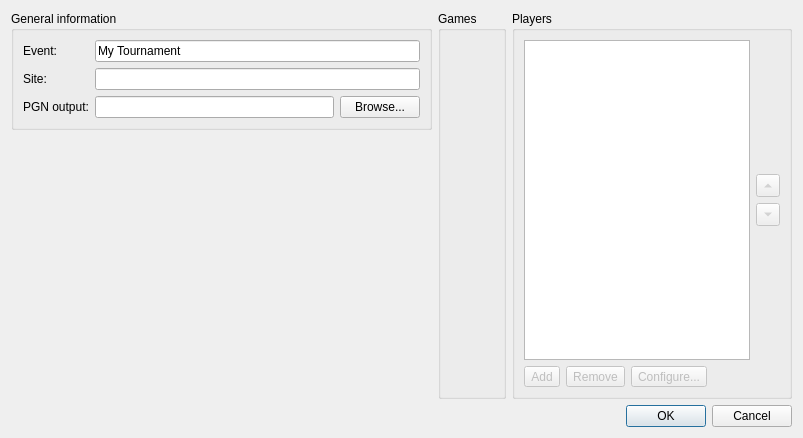
The window that projects/gui/ui/newtournamentdlg.ui (cutechess/cutechess) describes before a commit, drawn with Qt 5.
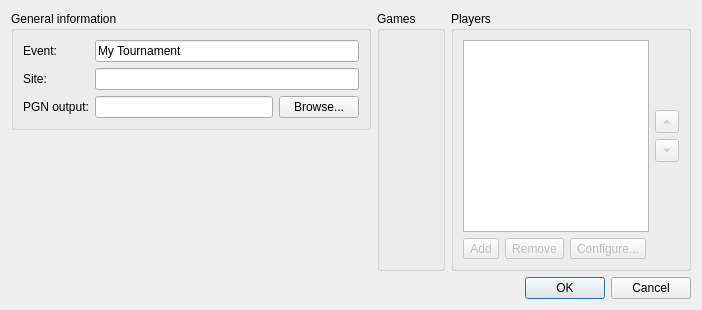
The same window after the commit. Icons and pictures are not drawn. Custom widgets are drawn as their Qt base class.

Commit message:
gui: use fixed size for NewTournamentDialog (#170)
Now the dialog and it's elements should get good default sizes.

The edit to the form file:
```diff
--- a/projects/gui/ui/newtournamentdlg.ui
+++ b/projects/gui/ui/newtournamentdlg.ui
@@ -6,14 +6,17 @@
    <rect>
     <x>0</x>
     <y>0</y>
-    <width>803</width>
-    <height>438</height>
+    <width>572</width>
+    <height>203</height>
    </rect>
   </property>
   <property name="windowTitle">
    <string>New Tournament</string>
   </property>
   <layout class="QVBoxLayout" name="verticalLayout">
+   <property name="sizeConstraint">
+    <enum>QLayout::SetFixedSize</enum>
+   </property>
    <item>
     <layout class="QHBoxLayout" name="horizontalLayout_7" stretch="3,0,2">
      <item>
@@ -157,7 +160,7 @@
              <widget class="QListView" name="m_playersList">
               <property name="minimumSize">
                <size>
-                <width>120</width>
+                <width>140</width>
                 <height>0</height>
                </size>
               </property>
```
